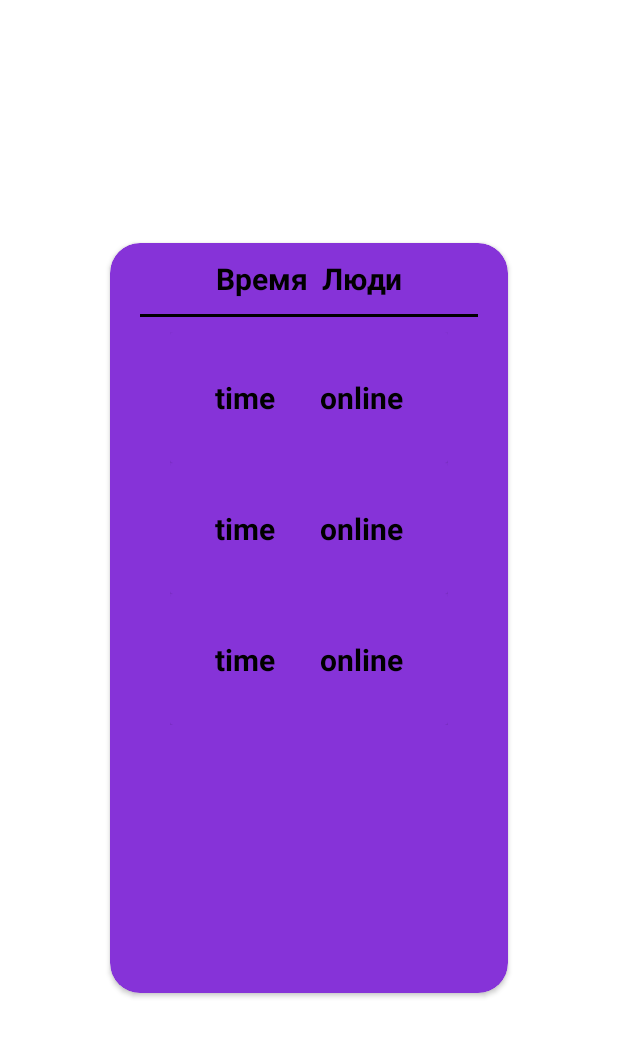
After one commit to 01-exp/Sport_path, an Android app: the layout place_online_dialog.xml on its own in the app's theme, with its tools: preview values and no code run, on a phone screen of 412 x 824 dp. The commit adds this screen. Shown: the top 1037 px of the screen. Run offline under Robolectric (Android 15) with nearby library versions, the phone set to English and light mode, and no system bars; network calls fail.

Commit message:
add a fieldOnlineDialog

```diff
--- a/app/src/main/AndroidManifest.xml
+++ b/app/src/main/AndroidManifest.xml
@@ -22,7 +22,8 @@
         tools:targetApi="31">
         <activity
             android:name=".activities.MainActivity"
-            android:exported="true">
+            android:exported="true"
+            android:screenOrientation="portrait">
             <intent-filter>
                 <action android:name="android.intent.action.MAIN" />
 
--- a/app/src/main/java/com/example/sport_path/services/StorageImpl.kt
+++ b/app/src/main/java/com/example/sport_path/services/StorageImpl.kt
@@ -29,8 +29,11 @@ class StorageImpl(context: Context):Storage {
         var id = preferences.getString("id",defaultValue)
         if (id == defaultValue){
         id = ServiceLocator.getService<UserManager>("UserManager")?.setNewUser()
+            saveId(id)
+            Log.d("fsd","я на сервер обращаюсь")
         }
-        Log.d("sdf",id!!)
+
+        Log.d("ФФФФФФФФsdf",id!!)
         return id!!.toInt()
     }
 
--- a/app/src/main/java/com/example/sport_path/services/users/UsersViewModel.kt
+++ b/app/src/main/java/com/example/sport_path/services/users/UsersViewModel.kt
@@ -45,7 +45,9 @@ class UsersViewModel() : ViewModel() {
     }
     fun setEntry(placeId: Int,time:String){
         viewModelScope.launch {
-                ServiceLocator.getService<UserManager>("UserManager")?.setEntry(placeId,time)
+            withContext(Dispatchers.IO) {
+                ServiceLocator.getService<UserManager>("UserManager")?.setEntry(placeId, time)
+            }
         }
     }
 }
--- /dev/null
+++ b/app/src/main/res/layout/place_online_dialog.xml
@@ -0,0 +1,89 @@
+<?xml version="1.0" encoding="utf-8"?>
+<androidx.constraintlayout.widget.ConstraintLayout xmlns:android="http://schemas.android.com/apk/res/android"
+    xmlns:app="http://schemas.android.com/apk/res-auto"
+    xmlns:tools="http://schemas.android.com/tools"
+
+    android:layout_width="match_parent"
+    android:layout_height="match_parent"
+    android:background="@android:color/transparent">
+
+    <androidx.cardview.widget.CardView
+        android:id="@+id/cardView4"
+        android:layout_width="wrap_content"
+        android:layout_height="500dp"
+
+
+        app:cardBackgroundColor="#8633D8"
+        app:cardCornerRadius="20dp"
+        app:layout_constraintBottom_toBottomOf="parent"
+        app:layout_constraintEnd_toEndOf="parent"
+        app:layout_constraintStart_toStartOf="parent"
+        app:layout_constraintTop_toTopOf="parent">
+
+
+        <androidx.constraintlayout.widget.ConstraintLayout
+            android:layout_width="match_parent"
+            android:layout_height="match_parent">
+
+            <ScrollView
+                android:layout_width="match_parent"
+                android:layout_height="0dp"
+                android:layout_marginStart="30dp"
+                android:layout_marginTop="10dp"
+                android:layout_marginEnd="30dp"
+                app:layout_constraintBottom_toBottomOf="parent"
+                app:layout_constraintEnd_toEndOf="parent"
+                app:layout_constraintStart_toStartOf="parent"
+                app:layout_constraintTop_toBottomOf="@+id/view">
+
+                <androidx.constraintlayout.widget.ConstraintLayout
+                    android:layout_width="match_parent"
+                    android:layout_height="wrap_content">
+
+                    <androidx.recyclerview.widget.RecyclerView
+                        android:id="@+id/rvListOnline"
+                        android:layout_width="wrap_content"
+                        android:layout_height="wrap_content"
+                        android:layout_marginStart="10dp"
+                        android:layout_marginEnd="10dp"
+                        app:layout_constraintBottom_toBottomOf="parent"
+                        app:layout_constraintEnd_toEndOf="parent"
+                        app:layout_constraintStart_toStartOf="parent"
+                        app:layout_constraintTop_toTopOf="parent"
+                        tools:listitem="@layout/place_online_item_view" />
+                </androidx.constraintlayout.widget.ConstraintLayout>
+            </ScrollView>
+
+            <TextView
+                android:id="@+id/tvTitle"
+                android:layout_width="wrap_content"
+                android:layout_height="wrap_content"
+                android:layout_marginStart="20dp"
+                android:layout_marginEnd="20dp"
+                android:padding="10dp"
+                android:text="Время  Люди"
+                android:textColor="@color/black"
+                android:textSize="20sp"
+                android:textStyle="bold"
+                android:visibility="visible"
+                app:layout_constraintEnd_toEndOf="parent"
+                app:layout_constraintStart_toStartOf="parent"
+                app:layout_constraintTop_toTopOf="parent" />
+
+            <View
+                android:id="@+id/view"
+                android:layout_width="0dp"
+                android:layout_height="2dp"
+                android:layout_marginStart="20dp"
+                android:layout_marginEnd="20dp"
+                android:background="#000000"
+                app:layout_constraintEnd_toEndOf="parent"
+                app:layout_constraintStart_toStartOf="parent"
+                app:layout_constraintTop_toBottomOf="@+id/tvTitle" />
+
+        </androidx.constraintlayout.widget.ConstraintLayout>
+
+
+    </androidx.cardview.widget.CardView>
+
+</androidx.constraintlayout.widget.ConstraintLayout>
--- /dev/null
+++ b/app/src/main/res/layout/place_online_item_view.xml
@@ -0,0 +1,54 @@
+<?xml version="1.0" encoding="utf-8"?>
+<androidx.constraintlayout.widget.ConstraintLayout xmlns:android="http://schemas.android.com/apk/res/android"
+    xmlns:app="http://schemas.android.com/apk/res-auto"
+    xmlns:tools="http://schemas.android.com/tools"
+    android:layout_width="wrap_content"
+    android:layout_height="wrap_content">
+
+    <androidx.cardview.widget.CardView
+        android:id="@+id/cardView"
+        android:layout_width="wrap_content"
+        android:layout_height="wrap_content"
+        app:cardBackgroundColor="#8633D8"
+        app:layout_constraintBottom_toBottomOf="parent"
+        app:layout_constraintEnd_toEndOf="parent"
+        app:layout_constraintStart_toStartOf="parent"
+        app:layout_constraintTop_toTopOf="parent">
+
+        <androidx.constraintlayout.widget.ConstraintLayout
+            android:layout_width="match_parent"
+            android:layout_height="match_parent">
+
+            <TextView
+                android:id="@+id/time"
+                android:layout_width="wrap_content"
+                android:layout_height="wrap_content"
+                android:layout_marginStart="30dp"
+                android:layout_marginTop="30dp"
+                android:layout_marginBottom="30dp"
+                android:text="time"
+                android:textColor="#000000"
+                android:textSize="20sp"
+                android:textStyle="bold"
+                app:layout_constraintBottom_toBottomOf="parent"
+                app:layout_constraintStart_toStartOf="parent"
+                app:layout_constraintTop_toTopOf="parent" />
+
+            <TextView
+                android:id="@+id/online"
+                android:layout_width="wrap_content"
+                android:layout_height="wrap_content"
+                android:layout_marginStart="30dp"
+                android:layout_marginEnd="30dp"
+                android:text="online"
+                android:textColor="#000000"
+                android:textSize="20sp"
+                android:textStyle="bold"
+                app:layout_constraintBottom_toBottomOf="@+id/time"
+                app:layout_constraintEnd_toEndOf="parent"
+                app:layout_constraintStart_toEndOf="@+id/time"
+                app:layout_constraintTop_toTopOf="@+id/time" />
+        </androidx.constraintlayout.widget.ConstraintLayout>
+    </androidx.cardview.widget.CardView>
+
+</androidx.constraintlayout.widget.ConstraintLayout>
```
Also changed, not shown: app/src/main/java/com/example/sport_path/Utils.kt (+44 -5 lines), app/src/main/java/com/example/sport_path/activities/MainActivity.kt (+36 -17 lines), app/src/main/java/com/example/sport_path/dialogs/ModalBottomSheetDialog.kt (+30 -3 lines), app/src/main/java/com/example/sport_path/dialogs/PlaceOnlineDialog.kt (added, +50 -0 lines), app/src/main/java/com/example/sport_path/fragments/MapFragment.kt (+15 -5 lines), app/src/main/java/com/example/sport_path/fragments/ProfileFragment.kt (+9 -1 lines), app/src/main/java/com/example/sport_path/services/FieldOnlineAdapter.kt (added, +37 -0 lines), app/src/main/java/com/example/sport_path/services/FragmentFactory.kt (added, +19 -0 lines), app/src/main/java/com/example/sport_path/services/maps/PlaceManager.kt (+24 -0 lines), app/src/main/java/com/example/sport_path/services/maps/PlacesViewModel.kt (+17 -4 lines), app/src/main/java/com/example/sport_path/services/users/UserManager.kt (+13 -2 lines), app/src/main/res/layout/fragment_modal_bottom_sheet.xml (+15 -1 lines), app/src/main/res/layout/fragment_profile.xml (+4 -4 lines).
